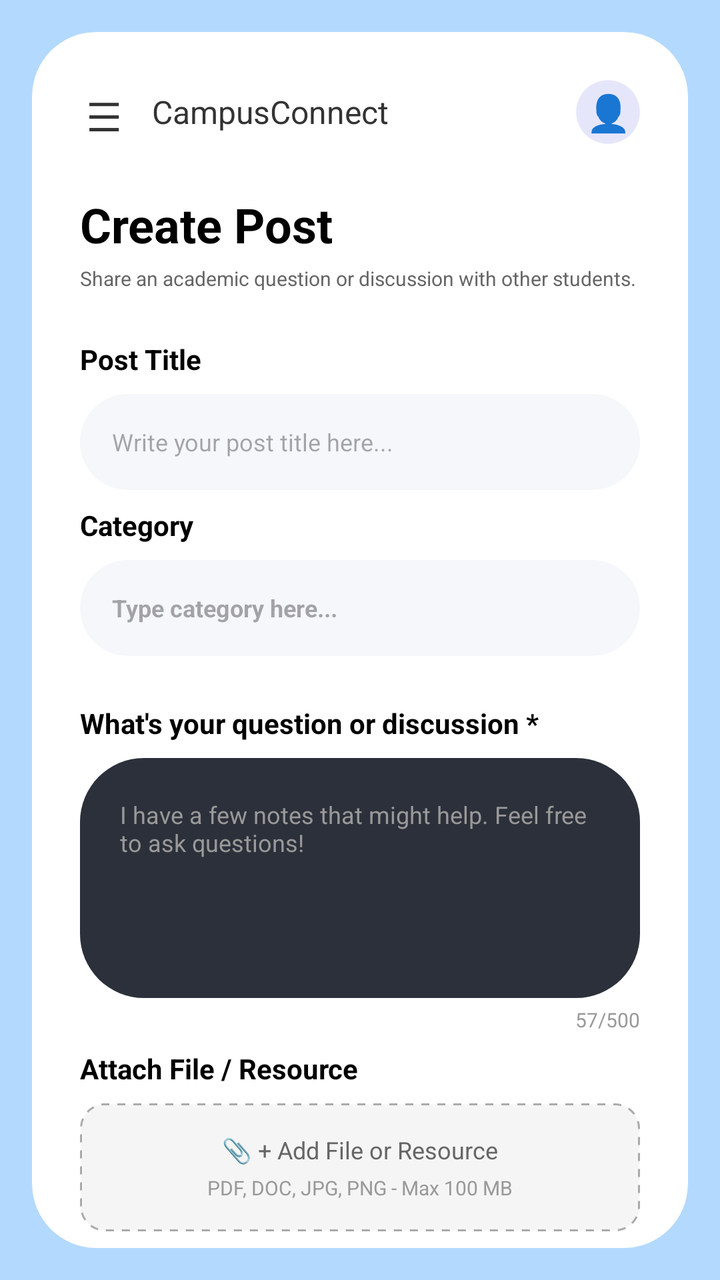
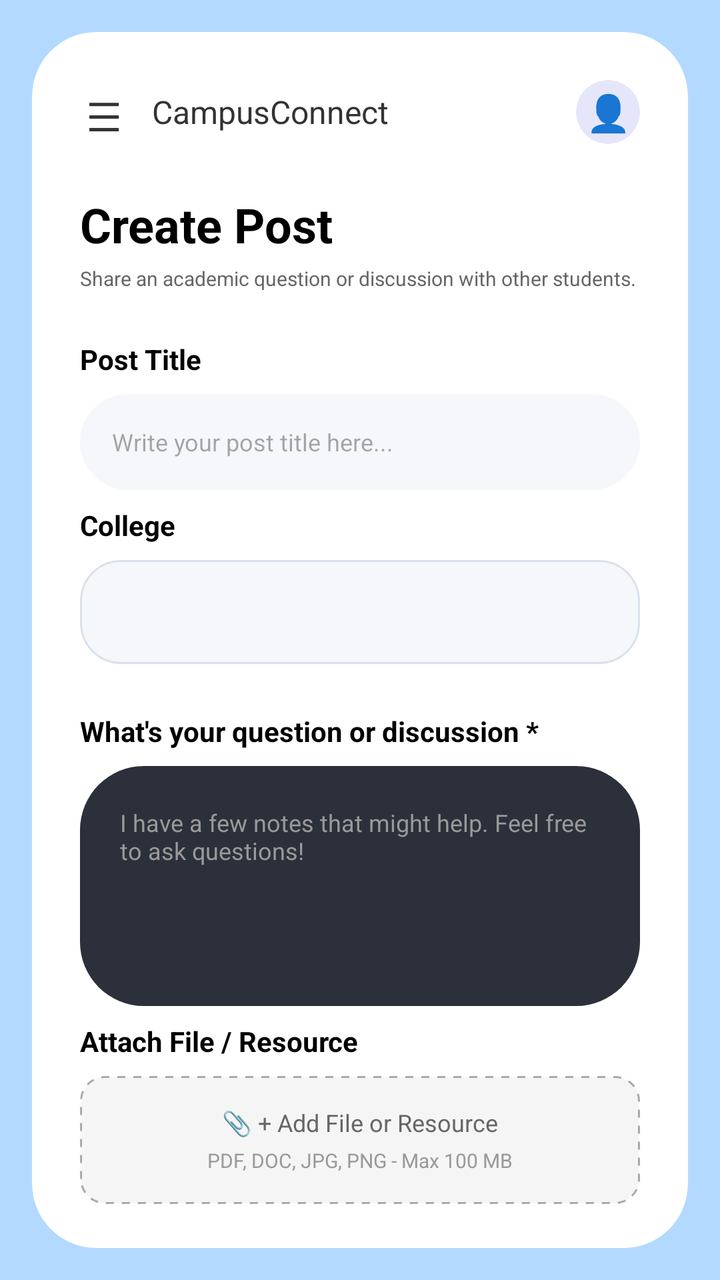

Before-and-after screenshots of an Android layout around one commit, followed by the original layout XML and the change that was made.
<!-- AndroidManifest.xml: application theme Theme.CampusConnect -->
<!-- res/layout/activity_create_post.xml -->
<?xml version="1.0" encoding="utf-8"?>
<androidx.constraintlayout.widget.ConstraintLayout xmlns:android="http://schemas.android.com/apk/res/android"
    xmlns:app="http://schemas.android.com/apk/res-auto"
    android:layout_width="match_parent"
    android:layout_height="match_parent"
    android:background="#B3D9FF">

    <androidx.cardview.widget.CardView
        android:layout_width="0dp"
        android:layout_height="0dp"
        android:layout_margin="16dp"
        app:cardBackgroundColor="#FFFFFF"
        app:cardCornerRadius="32dp"
        app:cardElevation="0dp"
        app:layout_constraintBottom_toBottomOf="parent"
        app:layout_constraintEnd_toEndOf="parent"
        app:layout_constraintStart_toStartOf="parent"
        app:layout_constraintTop_toTopOf="parent">

        <ScrollView
            android:layout_width="match_parent"
            android:layout_height="match_parent"
            android:scrollbars="none">

            <LinearLayout
                android:layout_width="match_parent"
                android:layout_height="wrap_content"
                android:orientation="vertical"
                android:paddingTop="24dp"
                android:paddingBottom="24dp">

                
                <LinearLayout
                    android:layout_width="match_parent"
                    android:layout_height="wrap_content"
                    android:gravity="center_vertical"
                    android:orientation="horizontal"
                    android:paddingStart="24dp"
                    android:paddingEnd="24dp">

                    
                    <TextView
                        android:layout_width="24dp"
                        android:layout_height="24dp"
                        android:text="☰"
                        android:textSize="20sp"
                        android:textColor="#333"
                        android:gravity="center" />

                    <TextView
                        android:layout_width="wrap_content"
                        android:layout_height="wrap_content"
                        android:layout_marginStart="12dp"
                        android:text="CampusConnect"
                        android:textColor="#333333"
                        android:textSize="16sp" />

                    <View
                        android:layout_width="0dp"
                        android:layout_height="0dp"
                        android:layout_weight="1" />

                    
                    <androidx.cardview.widget.CardView
                        android:id="@+id/profileIconBtn"
                        android:layout_width="32dp"
                        android:layout_height="32dp"
                        android:layout_marginStart="12dp"
                        android:clickable="true"
                        android:focusable="true"
                        app:cardBackgroundColor="#E6E6FA"
                        app:cardCornerRadius="16dp"
                        app:cardElevation="0dp">
                        <ImageView
                            android:id="@+id/headerAvatarImage"
                            android:layout_width="match_parent"
                            android:layout_height="match_parent"
                            android:scaleType="centerCrop"
                            android:visibility="gone"
                            android:contentDescription="Avatar" />

                        <TextView
                            android:id="@+id/headerAvatarText"
                            android:layout_width="match_parent"
                            android:layout_height="match_parent"
                            android:gravity="center"
                            android:text="👤"
                            android:textColor="#8A2BE2"
                            android:textSize="18sp" />
                    </androidx.cardview.widget.CardView>
                </LinearLayout>

                
                <LinearLayout
                    android:layout_width="match_parent"
                    android:layout_height="wrap_content"
                    android:layout_marginTop="24dp"
                    android:orientation="vertical"
                    android:paddingStart="24dp"
                    android:paddingEnd="24dp">

                    <TextView
                        android:layout_width="wrap_content"
                        android:layout_height="wrap_content"
                        android:text="Create Post"
                        android:textColor="#000000"
                        android:textStyle="bold"
                        android:textSize="24sp" />

                    <TextView
                        android:layout_width="wrap_content"
                        android:layout_height="wrap_content"
                        android:layout_marginTop="4dp"
                        android:text="Share an academic question or discussion with other students."
                        android:textColor="#666666"
                        android:textSize="10sp" />
                </LinearLayout>

                
                <LinearLayout
                    android:layout_width="match_parent"
                    android:layout_height="wrap_content"
                    android:layout_marginTop="24dp"
                    android:orientation="vertical"
                    android:paddingStart="24dp"
                    android:paddingEnd="24dp">

                    <TextView
                        android:layout_width="wrap_content"
                        android:layout_height="wrap_content"
                        android:text="Post Title"
                        android:textColor="#000000"
                        android:textStyle="bold"
                        android:textSize="14sp" />

                    <EditText
                        android:id="@+id/postTitleInput"
                        android:layout_width="match_parent"
                        android:layout_height="48dp"
                        android:layout_marginTop="8dp"
                        android:background="@drawable/create_post_input_bg"
                        android:hint="Write your post title here..."
                        android:inputType="text"
                        android:paddingStart="16dp"
                        android:paddingEnd="16dp"
                        android:textSize="12sp"
                        android:textColor="#333333" />
                </LinearLayout>

                
                <LinearLayout
                    android:layout_width="match_parent"
                    android:layout_height="wrap_content"
                    android:layout_marginTop="8dp"
                    android:orientation="vertical"
                    android:paddingStart="24dp"
                    android:paddingEnd="24dp">

                    <TextView
                        android:layout_width="wrap_content"
                        android:layout_height="wrap_content"
                        android:text="Category"
                        android:textColor="#000000"
                        android:textStyle="bold"
                        android:textSize="14sp" />

                    <LinearLayout
                        android:layout_width="match_parent"
                        android:layout_height="48dp"
                        android:layout_marginTop="8dp"
                        android:background="@drawable/create_post_input_bg"
                        android:gravity="center_vertical"
                        android:paddingStart="16dp"
                        android:paddingEnd="16dp">

                        <EditText
                            android:id="@+id/postCategoryInput"
                            android:layout_width="match_parent"
                            android:layout_height="wrap_content"
                            android:background="@null"
                            android:hint="Type category here..."
                            android:inputType="text"
                            android:textColor="#000000"
                            android:textStyle="bold"
                            android:textSize="12sp" />
                    </LinearLayout>
                </LinearLayout>

                
                <LinearLayout
                    android:layout_width="match_parent"
                    android:layout_height="wrap_content"
                    android:layout_marginTop="24dp"
                    android:orientation="vertical"
                    android:paddingStart="24dp"
                    android:paddingEnd="24dp">

                    <TextView
                        android:layout_width="wrap_content"
                        android:layout_height="wrap_content"
                        android:text="What's your question or discussion *"
                        android:textColor="#000000"
                        android:textStyle="bold"
                        android:textSize="14sp" />

                    <EditText
                        android:id="@+id/postContentInput"
                        android:layout_width="match_parent"
                        android:layout_height="120dp"
                        android:layout_marginTop="8dp"
                        android:background="@drawable/create_post_textarea_bg"
                        android:gravity="top|start"
                        android:hint="I have a few notes that might help. Feel free to ask questions!"
                        android:padding="20dp"
                        android:textColor="#FFFFFF"
                        android:textColorHint="#999999"
                        android:textSize="12sp"
                        android:inputType="textMultiLine" />

                    <TextView
                        android:layout_width="wrap_content"
                        android:layout_height="wrap_content"
                        android:layout_gravity="end"
                        android:layout_marginTop="4dp"
                        android:text="57/500"
                        android:textColor="#999999"
                        android:textSize="10sp" />
                </LinearLayout>

                
                <LinearLayout
                    android:layout_width="match_parent"
                    android:layout_height="wrap_content"
                    android:layout_marginTop="8dp"
                    android:orientation="vertical"
                    android:paddingStart="24dp"
                    android:paddingEnd="24dp">

                    <TextView
                        android:layout_width="wrap_content"
                        android:layout_height="wrap_content"
                        android:text="Attach File / Resource"
                        android:textColor="#000000"
                        android:textStyle="bold"
                        android:textSize="14sp" />

                    
                    <LinearLayout
                        android:id="@+id/uploadBoxContainer"
                        android:layout_width="match_parent"
                        android:layout_height="64dp"
                        android:layout_marginTop="8dp"
                        android:background="@drawable/dashed_border_bg"
                        android:clickable="true"
                        android:focusable="true"
                        android:gravity="center"
                        android:orientation="vertical">

                        <TextView
                            android:id="@+id/uploadBoxText"
                            android:layout_width="wrap_content"
                            android:layout_height="wrap_content"
                            android:text="📎 + Add File or Resource"
                            android:textColor="#666666"
                            android:textSize="12sp" />

                        <TextView
                            android:id="@+id/uploadBoxSubText"
                            android:layout_width="wrap_content"
                            android:layout_height="wrap_content"
                            android:layout_marginTop="4dp"
                            android:text="PDF, DOC, JPG, PNG - Max 100 MB"
                            android:textColor="#999999"
                            android:textSize="10sp" />
                    </LinearLayout>

                    
                </LinearLayout>

                
                <LinearLayout
                    android:layout_width="match_parent"
                    android:layout_height="wrap_content"
                    android:layout_marginTop="24dp"
                    android:orientation="vertical"
                    android:paddingStart="24dp"
                    android:paddingEnd="24dp">

                    <TextView
                        android:layout_width="wrap_content"
                        android:layout_height="wrap_content"
                        android:text="Posting Option"
                        android:textColor="#000000"
                        android:textStyle="bold"
                        android:textSize="14sp" />

                    <LinearLayout
                        android:layout_width="match_parent"
                        android:layout_height="wrap_content"
                        android:layout_marginTop="8dp"
                        android:gravity="center_vertical"
                        android:orientation="horizontal">

                        <androidx.cardview.widget.CardView
                            android:layout_width="32dp"
                            android:layout_height="32dp"
                            app:cardBackgroundColor="#E6E6FA"
                            app:cardCornerRadius="16dp"
                            app:cardElevation="0dp">
                            <TextView
                                android:layout_width="match_parent"
                                android:layout_height="match_parent"
                                android:text="👤"
                                android:gravity="center"
                                android:textSize="18sp"
                                android:textColor="#8A2BE2"/>
                        </androidx.cardview.widget.CardView>

                        <LinearLayout
                            android:layout_width="0dp"
                            android:layout_height="wrap_content"
                            android:layout_marginStart="12dp"
                            android:layout_weight="1"
                            android:orientation="vertical">
                            <TextView
                                android:layout_width="wrap_content"
                                android:layout_height="wrap_content"
                                android:text="Post Anonymously"
                                android:textColor="#333333"
                                android:textSize="12sp" />
                            <TextView
                                android:layout_width="wrap_content"
                                android:layout_height="wrap_content"
                                android:text="Your name will be visible to other students."
                                android:textColor="#999999"
                                android:textSize="10sp" />
                        </LinearLayout>

                        <Switch
                            android:id="@+id/switchAnonymous"
                            android:layout_width="wrap_content"
                            android:layout_height="wrap_content"
                            android:checked="false" />
                    </LinearLayout>
                </LinearLayout>

                
                <LinearLayout
                    android:layout_width="match_parent"
                    android:layout_height="wrap_content"
                    android:layout_marginTop="32dp"
                    android:layout_marginBottom="16dp"
                    android:orientation="horizontal"
                    android:paddingStart="24dp"
                    android:paddingEnd="24dp"
                    android:weightSum="2">

                    <androidx.appcompat.widget.AppCompatButton
                        android:id="@+id/btnCancel"
                        android:layout_width="0dp"
                        android:layout_height="40dp"
                        android:layout_marginEnd="8dp"
                        android:layout_weight="1"
                        android:background="@drawable/cancel_btn_bg"
                        android:text="Cancel"
                        android:textAllCaps="false"
                        android:textColor="#333333" />

                    <androidx.appcompat.widget.AppCompatButton
                        android:id="@+id/btnPost"
                        android:layout_width="0dp"
                        android:layout_height="40dp"
                        android:layout_marginStart="8dp"
                        android:layout_weight="1"
                        android:background="@drawable/post_btn_bg"
                        android:text="Post"
                        android:textAllCaps="false"
                        android:textColor="#FFFFFF" />
                </LinearLayout>
            </LinearLayout>
        </ScrollView>
    </androidx.cardview.widget.CardView>

</androidx.constraintlayout.widget.ConstraintLayout>
<!-- resources referenced by this layout -->
<resources>
  <!-- drawable cancel_btn_bg (drawable) -->
  <?xml version="1.0" encoding="utf-8"?>
  <shape xmlns:android="http://schemas.android.com/apk/res/android">
      <solid android:color="#FFFFFF" />
      <stroke android:width="1dp" android:color="#333333" />
      <corners android:radius="24dp" />
  </shape>
  <!-- drawable create_post_input_bg (drawable) -->
  <?xml version="1.0" encoding="utf-8"?>
  <shape xmlns:android="http://schemas.android.com/apk/res/android">
      <solid android:color="#F5F7FA" />
      <corners android:radius="24dp" />
  </shape>
  <!-- drawable create_post_textarea_bg (drawable) -->
  <?xml version="1.0" encoding="utf-8"?>
  <shape xmlns:android="http://schemas.android.com/apk/res/android">
      <solid android:color="#2C303A" />
      <corners android:radius="32dp" />
  </shape>
  <!-- drawable dashed_border_bg (drawable) -->
  <?xml version="1.0" encoding="utf-8"?>
  <shape xmlns:android="http://schemas.android.com/apk/res/android" android:shape="rectangle">
      <solid android:color="#F5F5F5" />
      <stroke android:width="1dp" android:color="#AAAAAA" android:dashWidth="4dp" android:dashGap="4dp" />
      <corners android:radius="12dp" />
  </shape>
  <!-- drawable post_btn_bg (drawable) -->
  <?xml version="1.0" encoding="utf-8"?>
  <shape xmlns:android="http://schemas.android.com/apk/res/android">
      <solid android:color="#2C303A" />
      <corners android:radius="24dp" />
  </shape>
  <style name="Theme.CampusConnect" parent="Base.Theme.CampusConnect" />
  <style name="Base.Theme.CampusConnect" parent="Theme.Material3.DayNight.NoActionBar">
          
          
      </style>
</resources>

<!-- the commit's change to res/layout/activity_create_post.xml (unified diff, before → after) -->
@@ -159,31 +159,18 @@
                     <TextView
                         android:layout_width="wrap_content"
                         android:layout_height="wrap_content"
-                        android:text="Category"
-                        android:textColor="#000000"
-                        android:textStyle="bold"
-                        android:textSize="14sp" />
-
-                    <LinearLayout
-                        android:layout_width="match_parent"
-                        android:layout_height="48dp"
-                        android:layout_marginTop="8dp"
-                        android:background="@drawable/create_post_input_bg"
-                        android:gravity="center_vertical"
-                        android:paddingStart="16dp"
-                        android:paddingEnd="16dp">
-
-                        <EditText
-                            android:id="@+id/postCategoryInput"
-                            android:layout_width="match_parent"
-                            android:layout_height="wrap_content"
-                            android:background="@null"
-                            android:hint="Type category here..."
-                            android:inputType="text"
-                            android:textColor="#000000"
-                            android:textStyle="bold"
-                            android:textSize="12sp" />
-                    </LinearLayout>
+                        android:text="College"
+                        android:textColor="#000000"
+                        android:textStyle="bold"
+                        android:textSize="14sp" />
+
+                    <Spinner
+                        android:id="@+id/postCategoryInput"
+                        android:layout_width="match_parent"
+                        android:layout_height="52dp"
+                        android:layout_marginTop="8dp"
+                        android:background="@drawable/college_spinner_bg"
+                        android:spinnerMode="dropdown" />
                 </LinearLayout>
 
                 
@@ -217,14 +204,6 @@
                         android:textSize="12sp"
                         android:inputType="textMultiLine" />
 
-                    <TextView
-                        android:layout_width="wrap_content"
-                        android:layout_height="wrap_content"
-                        android:layout_gravity="end"
-                        android:layout_marginTop="4dp"
-                        android:text="57/500"
-                        android:textColor="#999999"
-                        android:textSize="10sp" />
                 </LinearLayout>
 
                 
@@ -307,7 +286,16 @@
                             app:cardBackgroundColor="#E6E6FA"
                             app:cardCornerRadius="16dp"
                             app:cardElevation="0dp">
+                            <ImageView
+                                android:id="@+id/postingOptionAvatarImage"
+                                android:layout_width="match_parent"
+                                android:layout_height="match_parent"
+                                android:scaleType="centerCrop"
+                                android:visibility="gone"
+                                android:contentDescription="Profile picture" />
+
                             <TextView
+                                android:id="@+id/postingOptionAvatarText"
                                 android:layout_width="match_parent"
                                 android:layout_height="match_parent"
                                 android:text="👤"
@@ -323,12 +311,14 @@
                             android:layout_weight="1"
                             android:orientation="vertical">
                             <TextView
+                                android:id="@+id/postingOptionLabel"
                                 android:layout_width="wrap_content"
                                 android:layout_height="wrap_content"
-                                android:text="Post Anonymously"
+                                android:text="Post Publicly"
                                 android:textColor="#333333"
                                 android:textSize="12sp" />
                             <TextView
+                                android:id="@+id/postingOptionDescription"
                                 android:layout_width="wrap_content"
                                 android:layout_height="wrap_content"
                                 android:text="Your name will be visible to other students."
<!-- resource entries referenced after the edit -->
@@ -7,6 +7,24 @@
       <stroke android:width="1dp" android:color="#333333" />
       <corners android:radius="24dp" />
   </shape>
+  <!-- drawable college_spinner_bg (drawable) -->
+  <?xml version="1.0" encoding="utf-8"?>
+  <selector xmlns:android="http://schemas.android.com/apk/res/android">
+      <item android:state_pressed="true">
+          <shape>
+              <solid android:color="#EAF3FF" />
+              <stroke android:width="1dp" android:color="#8AB8E8" />
+              <corners android:radius="20dp" />
+          </shape>
+      </item>
+      <item>
+          <shape>
+              <solid android:color="#F5F7FA" />
+              <stroke android:width="1dp" android:color="#D9E2EC" />
+              <corners android:radius="20dp" />
+          </shape>
+      </item>
+  </selector>
   <!-- drawable create_post_input_bg (drawable) -->
   <?xml version="1.0" encoding="utf-8"?>
   <shape xmlns:android="http://schemas.android.com/apk/res/android">
